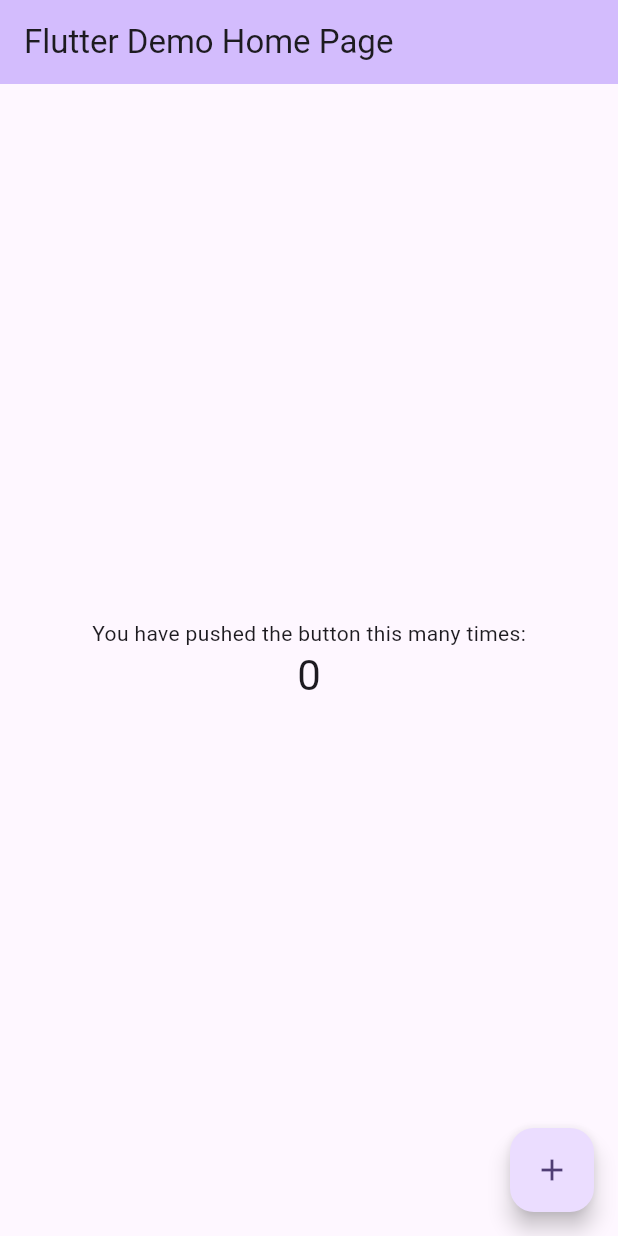
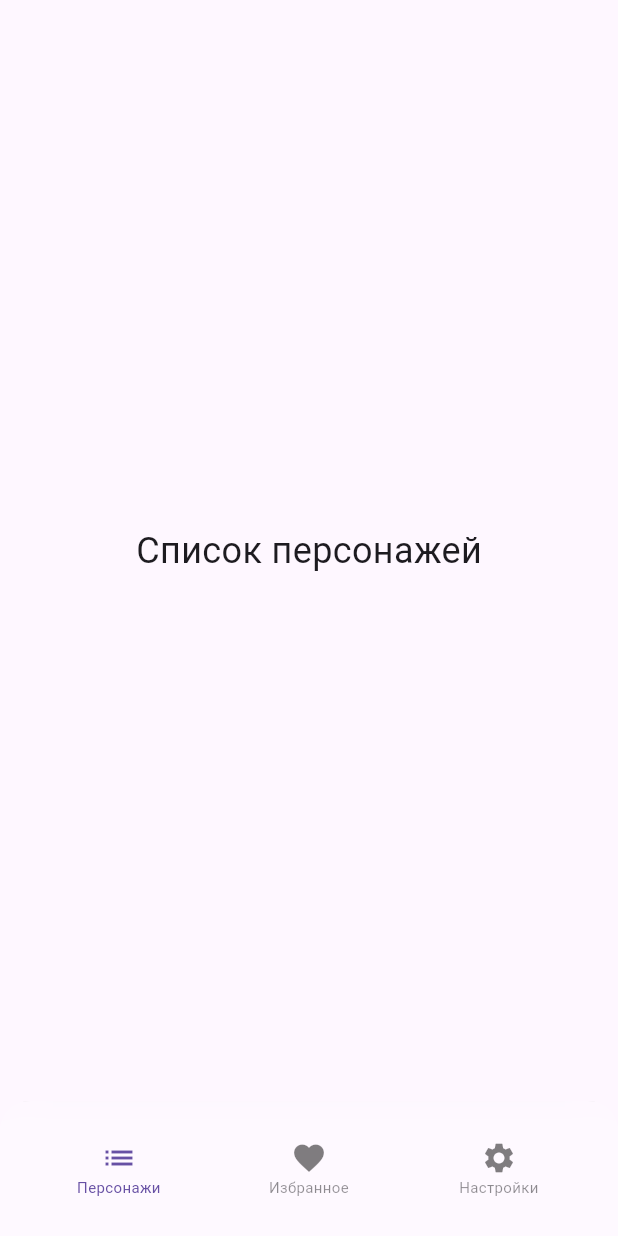
Before and after one commit to ikarelin/rick_and_morty, a Flutter app: the screen it shows after launch, on a phone screen of 412 x 824 dp. Run offline on Flutter 3.47's test engine with Material 3 defaults, Android fonts, the phone set to English and light mode, and no system bars; our stand-ins replace flutter_riverpod, hive_flutter; accounts and stored records are empty.

Commit message:
Implemented main.dart with main screen and bottom navigation bar

```diff
--- a/lib/core/theme/theme_provider.dart
+++ b/lib/core/theme/theme_provider.dart
@@ -0,0 +1,4 @@
+import 'package:flutter/material.dart';
+import 'package:flutter_riverpod/flutter_riverpod.dart';
+
+final themeProvider = Provider<ThemeMode>((ref) => ThemeMode.light);
--- a/lib/features/characters/presentation/screens/characters_screen.dart
+++ b/lib/features/characters/presentation/screens/characters_screen.dart
@@ -0,0 +1,14 @@
+import 'package:flutter/material.dart';
+
+class CharactersScreen extends StatelessWidget {
+  const CharactersScreen({super.key});
+
+  @override
+  Widget build(BuildContext context) {
+    return const Scaffold(
+      body: Center(
+        child: Text('Список персонажей', style: TextStyle(fontSize: 24)),
+      ),
+    );
+  }
+}
--- /dev/null
+++ b/lib/features/favorites/presentation/screens/favorites_screen.dart
@@ -0,0 +1,12 @@
+import 'package:flutter/material.dart';
+
+class FavoritesScreen extends StatelessWidget {
+  const FavoritesScreen({super.key});
+
+  @override
+  Widget build(BuildContext context) {
+    return const Scaffold(
+      body: Center(child: Text('Избранное', style: TextStyle(fontSize: 24))),
+    );
+  }
+}
--- a/lib/features/settings/presentation/screens/settings_screen.dart
+++ b/lib/features/settings/presentation/screens/settings_screen.dart
@@ -0,0 +1,12 @@
+import 'package:flutter/material.dart';
+
+class SettingsScreen extends StatelessWidget {
+  const SettingsScreen({super.key});
+
+  @override
+  Widget build(BuildContext context) {
+    return const Scaffold(
+      body: Center(child: Text('Настройки', style: TextStyle(fontSize: 24))),
+    );
+  }
+}
--- a/lib/main.dart
+++ b/lib/main.dart
@@ -1,122 +1,157 @@
+import 'dart:ui';
 import 'package:flutter/material.dart';
+import 'package:flutter_riverpod/flutter_riverpod.dart';
+import 'package:hive_flutter/hive_flutter.dart';
+import 'core/theme/app_theme.dart';
+import 'core/theme/theme_provider.dart';
+import 'features/characters/presentation/screens/characters_screen.dart';
+import 'features/favorites/presentation/screens/favorites_screen.dart';
+import 'features/settings/presentation/screens/settings_screen.dart';
 
-void main() {
-  runApp(const MyApp());
+void main() async {
+  WidgetsFlutterBinding.ensureInitialized();
+  await Hive.initFlutter();
+  await Hive.openBox('characters');
+  await Hive.openBox('favorites');
+  await Hive.openBox('settings');
+  runApp(const ProviderScope(child: MyApp()));
 }
 
-class MyApp extends StatelessWidget {
+class MyApp extends ConsumerWidget {
   const MyApp({super.key});
 
-  // This widget is the root of your application.
   @override
-  Widget build(BuildContext context) {
+  Widget build(BuildContext context, WidgetRef ref) {
+    final themeMode = ref.watch(themeProvider);
     return MaterialApp(
-      title: 'Flutter Demo',
-      theme: ThemeData(
-        // This is the theme of your application.
-        //
-        // TRY THIS: Try running your application with "flutter run". You'll see
-        // the application has a purple toolbar. Then, without quitting the app,
-        // try changing the seedColor in the colorScheme below to Colors.green
-        // and then invoke "hot reload" (save your changes or press the "hot
-        // reload" button in a Flutter-supported IDE, or press "r" if you used
-        // the command line to start the app).
-        //
-        // Notice that the counter didn't reset back to zero; the application
-        // state is not lost during the reload. To reset the state, use hot
-        // restart instead.
-        //
-        // This works for code too, not just values: Most code changes can be
-        // tested with just a hot reload.
-        colorScheme: ColorScheme.fromSeed(seedColor: Colors.deepPurple),
-      ),
-      home: const MyHomePage(title: 'Flutter Demo Home Page'),
+      theme: AppTheme.lightTheme,
+      darkTheme: AppTheme.darkTheme,
+      themeMode: themeMode,
+      home: const MainScreen(),
     );
   }
 }
 
-class MyHomePage extends StatefulWidget {
-  const MyHomePage({super.key, required this.title});
-
-  // This widget is the home page of your application. It is stateful, meaning
-  // that it has a State object (defined below) that contains fields that affect
-  // how it looks.
-
-  // This class is the configuration for the state. It holds the values (in this
-  // case the title) provided by the parent (in this case the App widget) and
-  // used by the build method of the State. Fields in a Widget subclass are
-  // always marked "final".
-
-  final String title;
+class MainScreen extends StatefulWidget {
+  const MainScreen({super.key});
 
   @override
-  State<MyHomePage> createState() => _MyHomePageState();
+  State<MainScreen> createState() => _MainScreenState();
 }
 
-class _MyHomePageState extends State<MyHomePage> {
-  int _counter = 0;
+class _MainScreenState extends State<MainScreen> {
+  int _selectedIndex = 0;
+  static const List<Widget> _screens = [
+    CharactersScreen(),
+    FavoritesScreen(),
+    SettingsScreen(),
+  ];
 
-  void _incrementCounter() {
+  void _onItemTapped(int index) {
     setState(() {
-      // This call to setState tells the Flutter framework that something has
-      // changed in this State, which causes it to rerun the build method below
-      // so that the display can reflect the updated values. If we changed
-      // _counter without calling setState(), then the build method would not be
-      // called again, and so nothing would appear to happen.
-      _counter++;
+      _selectedIndex = index;
     });
   }
 
   @override
   Widget build(BuildContext context) {
-    // This method is rerun every time setState is called, for instance as done
-    // by the _incrementCounter method above.
-    //
-    // The Flutter framework has been optimized to make rerunning build methods
-    // fast, so that you can just rebuild anything that needs updating rather
-    // than having to individually change instances of widgets.
     return Scaffold(
-      appBar: AppBar(
-        // TRY THIS: Try changing the color here to a specific color (to
-        // Colors.amber, perhaps?) and trigger a hot reload to see the AppBar
-        // change color while the other colors stay the same.
-        backgroundColor: Theme.of(context).colorScheme.inversePrimary,
-        // Here we take the value from the MyHomePage object that was created by
-        // the App.build method, and use it to set our appbar title.
-        title: Text(widget.title),
+      body: _screens[_selectedIndex],
+      bottomNavigationBar: SafeArea(
+        // Добавляем SafeArea для учета системных отступов
+        child: ClipRRect(
+          borderRadius: const BorderRadius.vertical(top: Radius.circular(20)),
+          child: Container(
+            height: 90, // Оставляем высоту 90, но с SafeArea должно хватить
+            decoration: BoxDecoration(
+              color: Theme.of(context).brightness == Brightness.light
+                  ? Colors.white.withOpacity(0.3)
+                  : Colors.black.withOpacity(0.3),
+              border: Border(
+                top: BorderSide(
+                  color: Theme.of(context).dividerColor.withOpacity(0.2),
+                  width: 0.5,
+                ),
+              ),
+            ),
+            child: BackdropFilter(
+              filter: ImageFilter.blur(sigmaX: 10, sigmaY: 10),
+              child: BottomAppBar(
+                color: Colors.transparent,
+                elevation: 0,
+                child: Row(
+                  mainAxisAlignment: MainAxisAlignment.spaceAround,
+                  children: [
+                    _buildNavItem(
+                      icon: Icons.list,
+                      label: 'Персонажи',
+                      index: 0,
+                      isSelected: _selectedIndex == 0,
+                      onTap: _onItemTapped,
+                    ),
+                    _buildNavItem(
+                      icon: Icons.favorite,
+                      label: 'Избранное',
+                      index: 1,
+                      isSelected: _selectedIndex == 1,
+                      onTap: _onItemTapped,
+                    ),
+                    _buildNavItem(
+                      icon: Icons.settings,
+                      label: 'Настройки',
+                      index: 2,
+                      isSelected: _selectedIndex == 2,
+                      onTap: _onItemTapped,
+                    ),
+                  ],
+                ),
+              ),
+            ),
+          ),
+        ),
       ),
-      body: Center(
-        // Center is a layout widget. It takes a single child and positions it
-        // in the middle of the parent.
+    );
+  }
+
+  Widget _buildNavItem({
+    required IconData icon,
+    required String label,
+    required int index,
+    required bool isSelected,
+    required Function(int) onTap,
+  }) {
+    return GestureDetector(
+      onTap: () => onTap(index),
+      child: SizedBox(
+        width: 80,
         child: Column(
-          // Column is also a layout widget. It takes a list of children and
-          // arranges them vertically. By default, it sizes itself to fit its
-          // children horizontally, and tries to be as tall as its parent.
-          //
-          // Column has various properties to control how it sizes itself and
-          // how it positions its children. Here we use mainAxisAlignment to
-          // center the children vertically; the main axis here is the vertical
-          // axis because Columns are vertical (the cross axis would be
-          // horizontal).
-          //
-          // TRY THIS: Invoke "debug painting" (choose the "Toggle Debug Paint"
-          // action in the IDE, or press "p" in the console), to see the
-          // wireframe for each widget.
+          mainAxisSize: MainAxisSize.min,
           mainAxisAlignment: MainAxisAlignment.center,
-          children: <Widget>[
-            const Text('You have pushed the button this many times:'),
+          children: [
+            Icon(
+              icon,
+              color: isSelected
+                  ? Theme.of(context).primaryColor
+                  : Theme.of(context).iconTheme.color?.withOpacity(0.5),
+              size: 24,
+            ),
+            // Убрали SizedBox, чтобы минимизировать высоту
             Text(
-              '$_counter',
-              style: Theme.of(context).textTheme.headlineMedium,
+              label,
+              style: TextStyle(
+                fontSize: 10,
+                color: isSelected
+                    ? Theme.of(context).primaryColor
+                    : Theme.of(
+                        context,
+                      ).textTheme.bodySmall?.color?.withOpacity(0.5),
+              ),
+              textAlign: TextAlign.center,
+              overflow: TextOverflow.ellipsis,
             ),
           ],
         ),
       ),
-      floatingActionButton: FloatingActionButton(
-        onPressed: _incrementCounter,
-        tooltip: 'Increment',
-        child: const Icon(Icons.add),
-      ), // This trailing comma makes auto-formatting nicer for build methods.
     );
   }
 }
```
Also changed, not shown: pubspec.yaml (+17 -19 lines), lib/features/favorites/presentation/screens/favorite_screen.dart (deleted), pubspec.lock, 9 other files.
